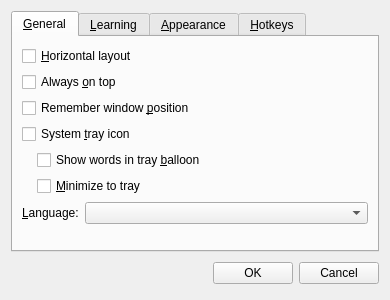
martin-kudlicka/vocabulary-master, file source/settingsdialog.ui: the form before one commit.
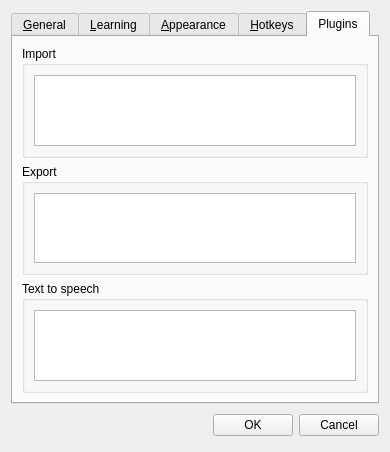
The form after the commit. The open tabs and pages were chosen to show the change. Custom widgets are drawn as their Qt base class.

What changed in the file:
```diff
--- a/source/settingsdialog.ui
+++ b/source/settingsdialog.ui
@@ -7,7 +7,7 @@
     <x>0</x>
     <y>0</y>
     <width>390</width>
-    <height>300</height>
+    <height>426</height>
    </rect>
   </property>
   <property name="windowTitle">
@@ -406,6 +406,70 @@
        </item>
       </layout>
      </widget>
+     <widget class="QWidget" name="tab_5">
+      <attribute name="title">
+       <string>Plugins</string>
+      </attribute>
+      <layout class="QVBoxLayout" name="verticalLayout_7">
+       <item>
+        <widget class="QGroupBox" name="groupBox_3">
+         <property name="title">
+          <string>Import</string>
+         </property>
+         <layout class="QVBoxLayout" name="verticalLayout_8">
+          <item>
+           <widget class="QTreeView" name="qtvPluginsImp">
+            <property name="rootIsDecorated">
+             <bool>false</bool>
+            </property>
+            <attribute name="headerStretchLastSection">
+             <bool>false</bool>
+            </attribute>
+           </widget>
+          </item>
+         </layout>
+        </widget>
+       </item>
+       <item>
+        <widget class="QGroupBox" name="groupBox_4">
+         <property name="title">
+          <string>Export</string>
+         </property>
+         <layout class="QVBoxLayout" name="verticalLayout_9">
+          <item>
+           <widget class="QTreeView" name="qtvPluginsExp">
+            <property name="rootIsDecorated">
+             <bool>false</bool>
+            </property>
+            <attribute name="headerStretchLastSection">
+             <bool>false</bool>
+            </attribute>
+           </widget>
+          </item>
+         </layout>
+        </widget>
+       </item>
+       <item>
+        <widget class="QGroupBox" name="groupBox_5">
+         <property name="title">
+          <string>Text to speech</string>
+         </property>
+         <layout class="QVBoxLayout" name="verticalLayout_10">
+          <item>
+           <widget class="QTreeView" name="qtvPluginsTTS">
+            <property name="rootIsDecorated">
+             <bool>false</bool>
+            </property>
+            <attribute name="headerStretchLastSection">
+             <bool>false</bool>
+            </attribute>
+           </widget>
+          </item>
+         </layout>
+        </widget>
+       </item>
+      </layout>
+     </widget>
     </widget>
    </item>
    <item>
```
